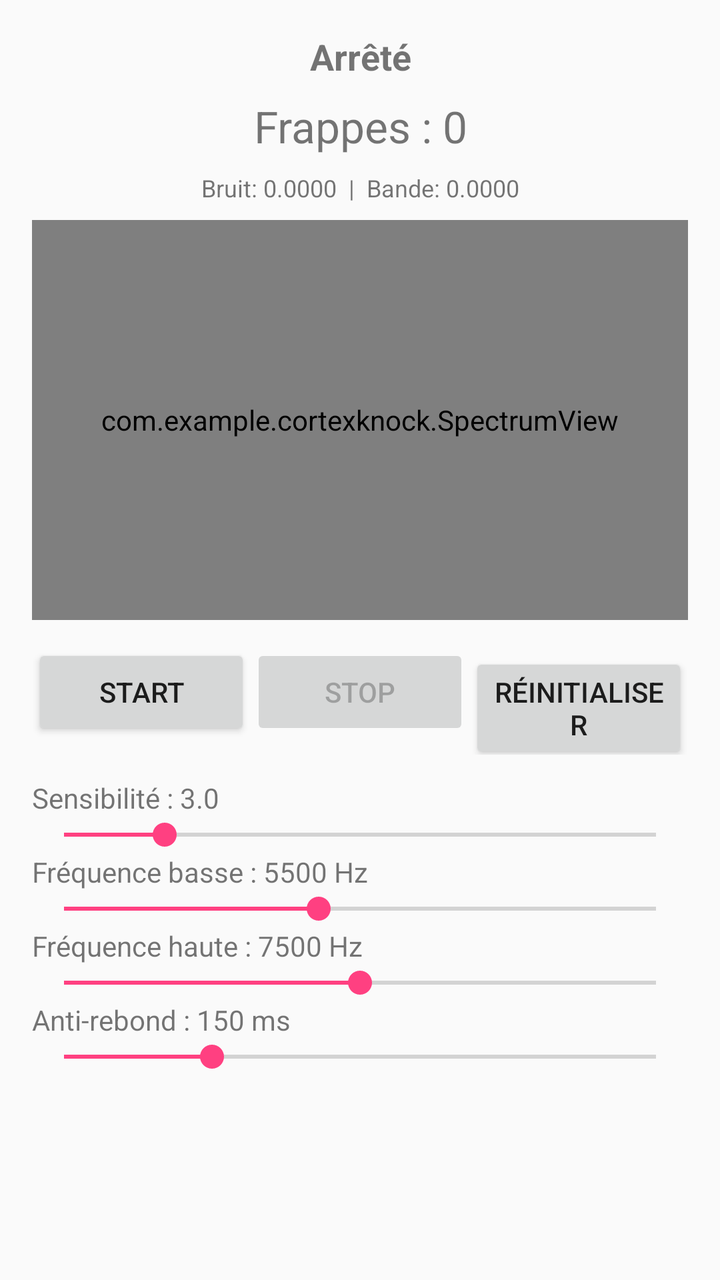
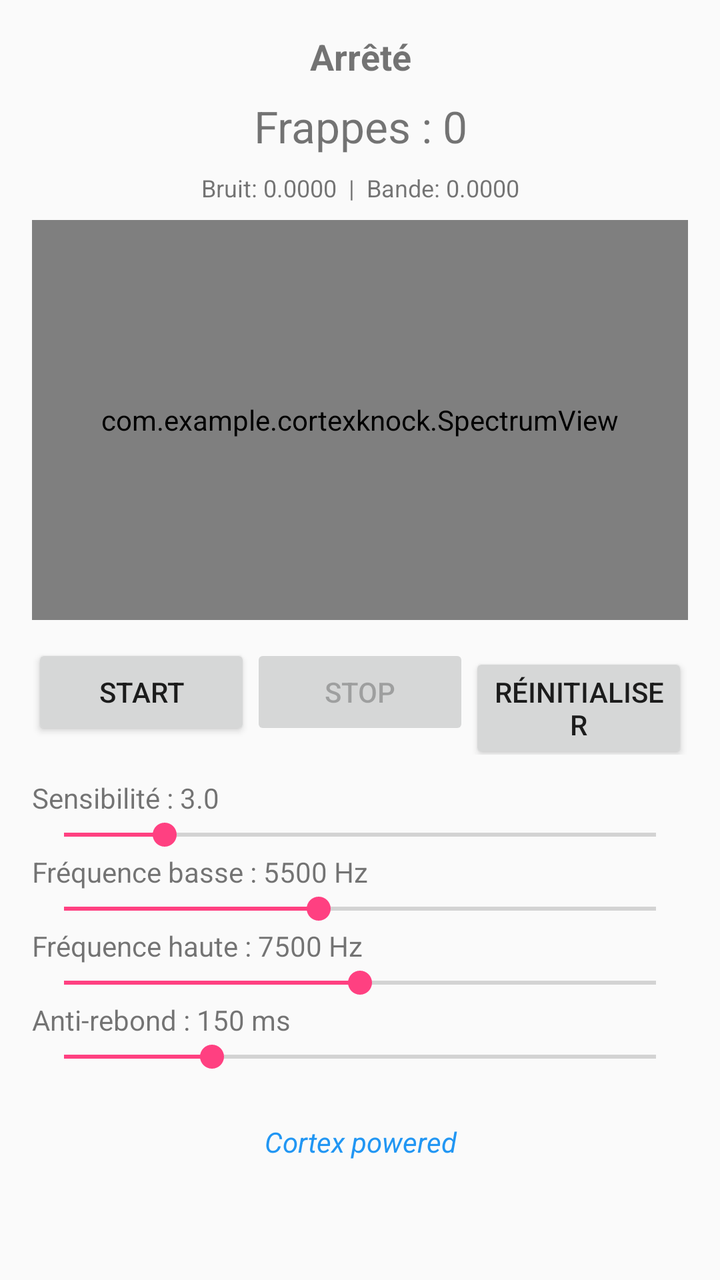

An Android layout rendered at two revisions. The XML below is the earlier revision; the diff shows what the commit changed to produce the second picture.
<!-- AndroidManifest.xml: application theme Theme.CortexKnock -->
<!-- res/layout/activity_main.xml -->
<?xml version="1.0" encoding="utf-8"?>
<ScrollView xmlns:android="http://schemas.android.com/apk/res/android"
    android:layout_width="match_parent"
    android:layout_height="match_parent"
    android:fillViewport="true">

    <LinearLayout
        android:layout_width="match_parent"
        android:layout_height="wrap_content"
        android:orientation="vertical"
        android:padding="16dp">

        <TextView
            android:id="@+id/tvStatus"
            android:layout_width="match_parent"
            android:layout_height="wrap_content"
            android:text="@string/stopped"
            android:textSize="18sp"
            android:textStyle="bold"
            android:gravity="center"
            android:paddingBottom="8dp" />

        <TextView
            android:id="@+id/tvCounter"
            android:layout_width="match_parent"
            android:layout_height="wrap_content"
            android:text="Frappes : 0"
            android:textSize="22sp"
            android:gravity="center"
            android:paddingBottom="8dp" />

        <TextView
            android:id="@+id/tvInfo"
            android:layout_width="match_parent"
            android:layout_height="wrap_content"
            android:text="Bruit: 0.0000  |  Bande: 0.0000"
            android:textSize="12sp"
            android:gravity="center"
            android:paddingBottom="8dp" />

        <com.example.cortexknock.SpectrumView
            android:id="@+id/spectrumView"
            android:layout_width="match_parent"
            android:layout_height="200dp"
            android:layout_marginBottom="12dp" />

        <LinearLayout
            android:layout_width="match_parent"
            android:layout_height="wrap_content"
            android:orientation="horizontal"
            android:paddingBottom="12dp">

            <Button
                android:id="@+id/btnStart"
                android:layout_width="0dp"
                android:layout_height="wrap_content"
                android:layout_weight="1"
                android:text="@string/start" />

            <Button
                android:id="@+id/btnStop"
                android:layout_width="0dp"
                android:layout_height="wrap_content"
                android:layout_weight="1"
                android:enabled="false"
                android:text="@string/stop" />

            <Button
                android:id="@+id/btnReset"
                android:layout_width="0dp"
                android:layout_height="wrap_content"
                android:layout_weight="1"
                android:text="@string/reset" />
        </LinearLayout>

        <TextView
            android:id="@+id/lblSens"
            android:layout_width="match_parent"
            android:layout_height="wrap_content"
            android:text="Sensibilité : 3.0" />

        <SeekBar
            android:id="@+id/sbSens"
            android:layout_width="match_parent"
            android:layout_height="wrap_content"
            android:max="100"
            android:progress="17" />

        <TextView
            android:id="@+id/lblFmin"
            android:layout_width="match_parent"
            android:layout_height="wrap_content"
            android:text="Fréquence basse : 5500 Hz" />

        <SeekBar
            android:id="@+id/sbFmin"
            android:layout_width="match_parent"
            android:layout_height="wrap_content"
            android:max="100"
            android:progress="43" />

        <TextView
            android:id="@+id/lblFmax"
            android:layout_width="match_parent"
            android:layout_height="wrap_content"
            android:text="Fréquence haute : 7500 Hz" />

        <SeekBar
            android:id="@+id/sbFmax"
            android:layout_width="match_parent"
            android:layout_height="wrap_content"
            android:max="100"
            android:progress="50" />

        <TextView
            android:id="@+id/lblCooldown"
            android:layout_width="match_parent"
            android:layout_height="wrap_content"
            android:text="Anti-rebond : 150 ms" />

        <SeekBar
            android:id="@+id/sbCooldown"
            android:layout_width="match_parent"
            android:layout_height="wrap_content"
            android:max="100"
            android:progress="25" />

    </LinearLayout>
</ScrollView>
<!-- resources referenced by this layout -->
<resources>
  <string name="reset">Réinitialiser</string>
  <string name="start">Start</string>
  <string name="stop">Stop</string>
  <string name="stopped">Arrêté</string>
  <style name="Theme.CortexKnock" parent="Theme.AppCompat.DayNight.NoActionBar">
          <item name="colorPrimary">#3F51B5</item>
          <item name="colorPrimaryDark">#303F9F</item>
          <item name="colorAccent">#FF4081</item>
      </style>
</resources>

<!-- the commit's change to res/layout/activity_main.xml (unified diff, before → after) -->
@@ -125,5 +125,18 @@
             android:max="100"
             android:progress="25" />
 
+        
+        <TextView
+            android:id="@+id/tvPoweredBy"
+            android:layout_width="match_parent"
+            android:layout_height="wrap_content"
+            android:layout_marginTop="24dp"
+            android:paddingBottom="12dp"
+            android:text="@string/powered_by"
+            android:textSize="14sp"
+            android:textStyle="italic"
+            android:textColor="#2196F3"
+            android:gravity="center" />
+
     </LinearLayout>
 </ScrollView>
<!-- resource entries referenced after the edit -->
@@ -1,5 +1,6 @@
 <!-- resources referenced by this layout -->
 <resources>
+  <string name="powered_by">Cortex powered</string>
   <string name="reset">Réinitialiser</string>
   <string name="start">Start</string>
   <string name="stop">Stop</string>
